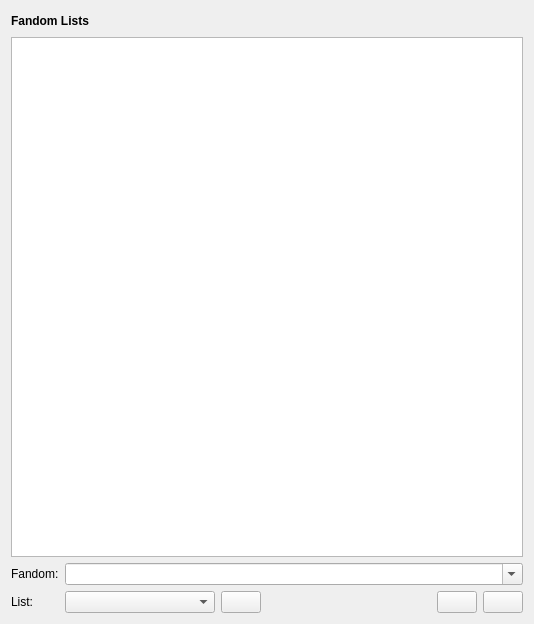
Qt form UI/fandomlistwidget.ui (Zeks/flipper) before a commit.
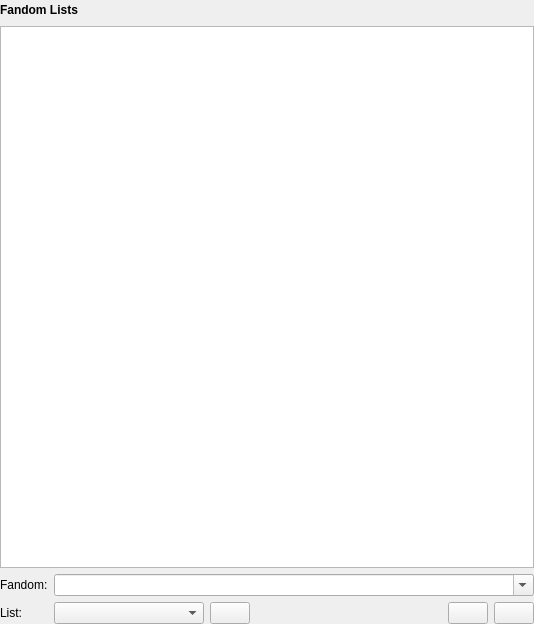
The same form after that commit. Icons and pictures are not drawn.

Patch:
```diff
--- a/UI/fandomlistwidget.ui
+++ b/UI/fandomlistwidget.ui
@@ -14,6 +14,18 @@
    <string>Form</string>
   </property>
   <layout class="QVBoxLayout" name="verticalLayout">
+   <property name="leftMargin">
+    <number>0</number>
+   </property>
+   <property name="topMargin">
+    <number>0</number>
+   </property>
+   <property name="rightMargin">
+    <number>0</number>
+   </property>
+   <property name="bottomMargin">
+    <number>0</number>
+   </property>
    <item>
     <layout class="QHBoxLayout" name="horizontalLayout">
      <item>
```
